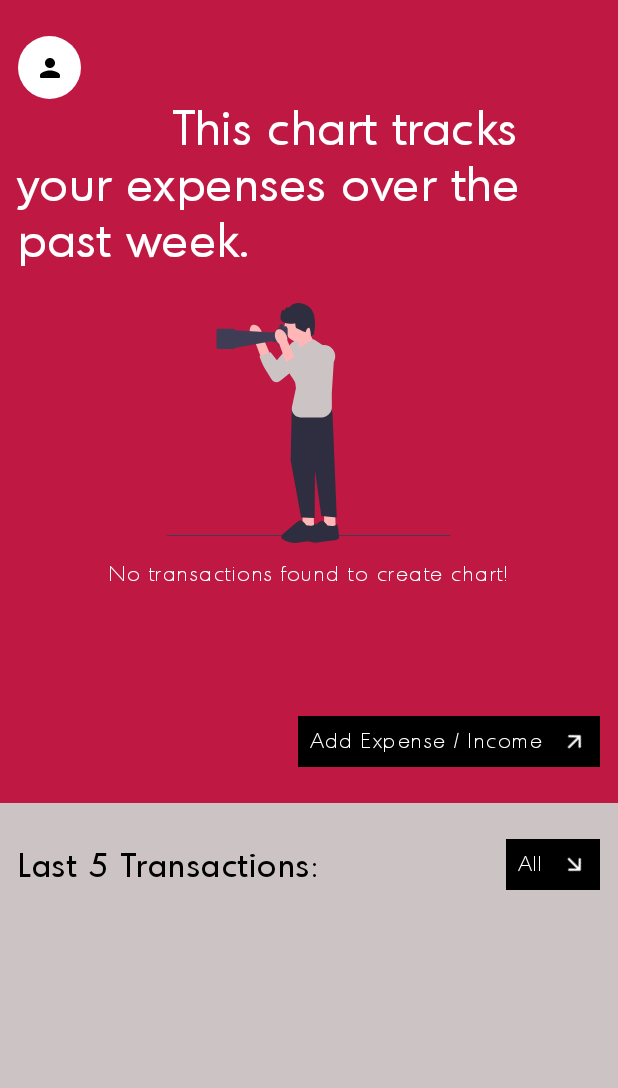
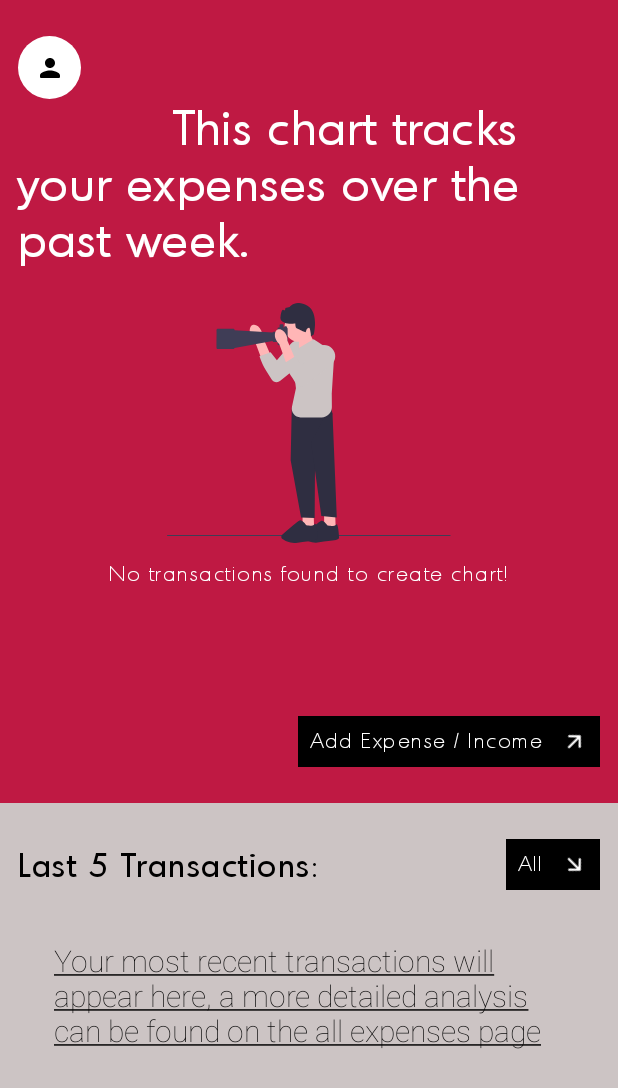
Before and after one commit to zedlabs/ExpenseTracker, an Android app built with Jetpack Compose: the HomeFragment screen opened through its navigation route, on a phone screen of 412 x 824 dp. Shown: the top 1088 px of the screen. Run offline under Robolectric (Android 15) with nearby library versions, the phone set to English and light mode, and no system bars; our stand-ins replace Dagger/Hilt's generated code, Room's generated code, navigation-ui; libraries missing offline, so code that uses them is left out: com.android.billingclient; 2 statements that could not run were skipped.

Commit message:
home-list

```diff
--- a/app/src/main/java/ml/zedlabs/tbd/ui/home/HomeFragment.kt
+++ b/app/src/main/java/ml/zedlabs/tbd/ui/home/HomeFragment.kt
@@ -39,7 +39,9 @@ import androidx.compose.ui.graphics.toArgb
 import androidx.compose.ui.platform.ComposeView
 import androidx.compose.ui.platform.ViewCompositionStrategy
 import androidx.compose.ui.res.painterResource
+import androidx.compose.ui.text.TextStyle
 import androidx.compose.ui.text.font.FontWeight
+import androidx.compose.ui.text.style.TextDecoration
 import androidx.compose.ui.text.style.TextOverflow
 import androidx.compose.ui.unit.dp
 import androidx.compose.ui.unit.sp
@@ -257,6 +259,7 @@ class HomeFragment : Fragment() {
 
                 }
                 val subList = tl.data?.take(5).orEmpty()
+                if (subList.isNotEmpty()) {
                     itemsIndexed(items = subList) { index, item ->
                         BottomTransactionItem(
                             item.amount,
@@ -266,6 +269,18 @@ class HomeFragment : Fragment() {
                             item.note,
                             index != subList.lastIndex
                         )
+                    }
+                } else {
+                    item {
+                        MediumText(
+                            modifier = Modifier.padding(24.dp),
+                            text = "Your most recent transactions will appear here, a more detailed analysis can be found on the all expenses page",
+                            color = MaterialTheme.colors.onSecondary,
+                            fontSize = 20.sp,
+                            fontWeight = FontWeight.ExtraLight,
+                            style = TextStyle(textDecoration = TextDecoration.Underline),
+                        )
+                    }
                 }
                 item {
                     Spacer24()
```
Lines whose indentation alone changed are shown as unchanged.
